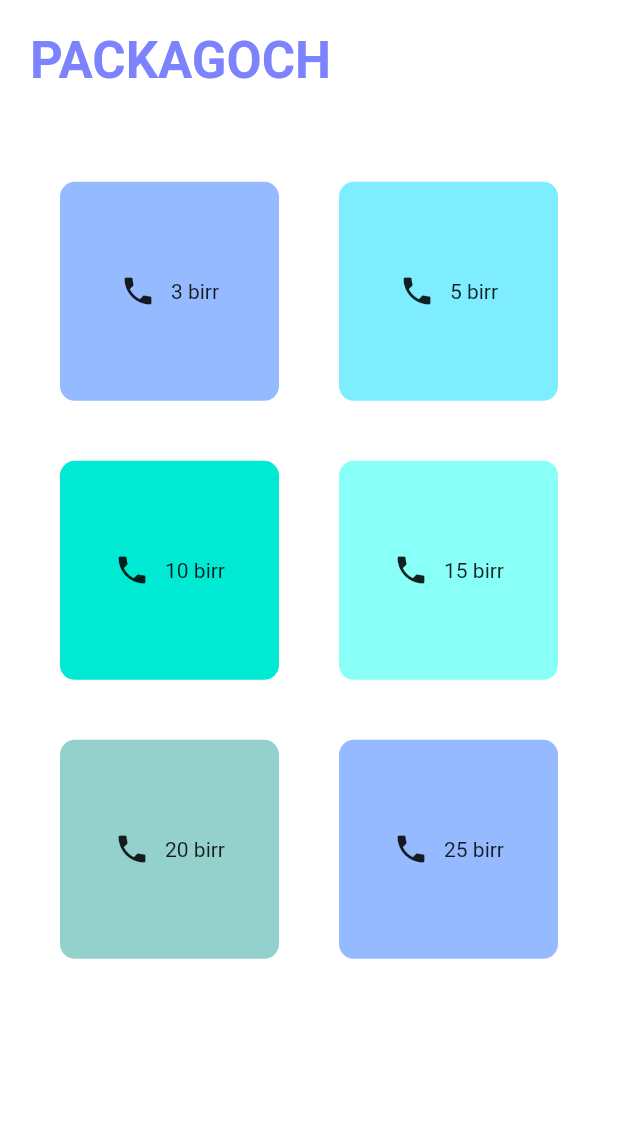
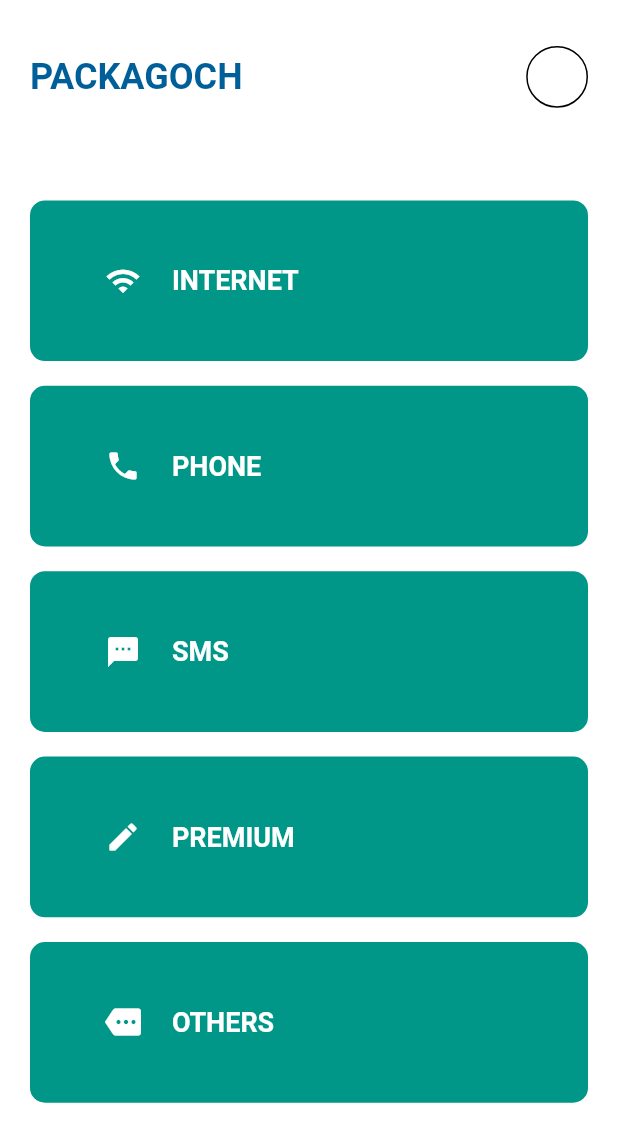
Before and after one commit to abentad/pr_phone_packager, a Flutter app: the screen it shows after launch, on a phone screen of 412 x 824 dp. Shown: the top 1142 px of the screen. Run offline on Flutter 3.47's test engine with Material 2 defaults, Android fonts, the light colour scheme and no system bars; our stand-ins replace get; missing offline and left inert: flutter_phone_direct_caller.

Commit message:
improved ui

```diff
--- /dev/null
+++ b/lib/models/user_data.dart
@@ -0,0 +1,6 @@
+import 'package:phone_packager/models/package.dart';
+
+class UserData {
+  late String phoneNumber;
+  late List<Package> listOfPackagesUsed;
+}
--- a/lib/root.dart
+++ b/lib/root.dart
@@ -10,28 +10,39 @@ class Root extends StatelessWidget {
     final size = MediaQuery.of(context).size;
 
     return Scaffold(
+      drawer: Drawer(),
       body: SafeArea(
         child: Container(
-          padding: const EdgeInsets.symmetric(horizontal: 20.0, vertical: 20.0),
           child: Column(
             crossAxisAlignment: CrossAxisAlignment.start,
             children: [
-              Text("PACKAGOCH", style: TextStyle(fontSize: 34.0, fontWeight: FontWeight.w600, color: Color(0xff7C83FD))),
-              // GridView.builder(gridDelegate: gridDelegate, itemBuilder: itemBuilder)
-              SizedBox(height: size.height * 0.05),
-              Expanded(
-                child: GridView(
-                  gridDelegate: SliverGridDelegateWithFixedCrossAxisCount(crossAxisCount: 2),
+              Container(
+                padding: const EdgeInsets.only(left: 20.0, right: 20.0, top: 10.0),
+                child: Row(
+                  mainAxisAlignment: MainAxisAlignment.spaceBetween,
+                  crossAxisAlignment: CrossAxisAlignment.center,
                   children: [
-                    buildCard(bgColor: Color(0xff96BAFF), ontap: () => _dialController.buyDaily3BirrInternetPackage(), text: "3 birr"),
-                    buildCard(bgColor: Color(0xff7DEDFF), ontap: () => _dialController.buyDaily5BirrInternetPackage(), text: "5 birr"),
-                    buildCard(bgColor: Color(0xff00EAD3), ontap: () {}, text: "10 birr"),
-                    buildCard(bgColor: Color(0xff88FFF7), ontap: () {}, text: "15 birr"),
-                    buildCard(bgColor: Color(0xff94D0CC), ontap: () {}, text: "20 birr"),
-                    buildCard(bgColor: Color(0xff96BAFF), ontap: () {}, text: "25 birr"),
+                    // Icon(Icons.menu, color: Colors.black, size: size.height * 0.05),
+                    Text("PACKAGOCH", style: TextStyle(color: Color(0xff005F99), fontSize: 24.0, fontWeight: FontWeight.bold)),
+                    Container(
+                      decoration: BoxDecoration(shape: BoxShape.circle, border: Border.all(color: Colors.black, width: 1.0)),
+                      height: size.height * 0.1,
+                      width: size.width * 0.1,
+                    ),
                   ],
                 ),
               ),
+              // GridView.builder(gridDelegate: gridDelegate, itemBuilder: itemBuilder)
+              SizedBox(height: size.height * 0.05),
+              buildCard(bgColor: Colors.teal, ontap: () {}, text: "INTERNET", size: size, iconData: Icons.wifi),
+              SizedBox(height: size.height * 0.02),
+              buildCard(bgColor: Colors.teal, ontap: () {}, text: "PHONE", size: size, iconData: Icons.phone),
+              SizedBox(height: size.height * 0.02),
+              buildCard(bgColor: Colors.teal, ontap: () {}, text: "SMS", size: size, iconData: Icons.sms),
+              SizedBox(height: size.height * 0.02),
+              buildCard(bgColor: Colors.teal, ontap: () {}, text: "PREMIUM", size: size, iconData: Icons.mode_rounded),
+              SizedBox(height: size.height * 0.02),
+              buildCard(bgColor: Colors.teal, ontap: () {}, text: "OTHERS", size: size, iconData: Icons.more),
             ],
           ),
         ),
@@ -39,22 +50,26 @@ class Root extends StatelessWidget {
     );
   }
 
-  Widget buildCard({required Color bgColor, required Function() ontap, required String text}) => InkWell(
+  Widget buildCard({required Color bgColor, required Function() ontap, required String text, required Size size, required IconData iconData}) => Padding(
+        padding: const EdgeInsets.symmetric(horizontal: 20.0),
+        child: InkWell(
           onTap: ontap,
           borderRadius: BorderRadius.circular(10.0),
           child: Container(
-          margin: const EdgeInsets.symmetric(vertical: 20.0, horizontal: 20.0),
+            padding: const EdgeInsets.only(left: 50),
+            height: size.height * 0.13,
             decoration: BoxDecoration(
               color: bgColor,
               borderRadius: BorderRadius.circular(10.0),
             ),
             child: Row(
-            mainAxisAlignment: MainAxisAlignment.center,
+              mainAxisAlignment: MainAxisAlignment.start,
               children: [
-              Icon(Icons.phone),
-              SizedBox(width: 10.0),
-              Text(text),
+                Icon(iconData, color: Colors.white),
+                SizedBox(width: size.width * 0.05),
+                Text(text, style: TextStyle(color: Colors.white, fontWeight: FontWeight.w600, fontSize: 18.0)),
               ],
+            ),
           ),
         ),
       );
--- a/pubspec.yaml
+++ b/pubspec.yaml
@@ -19,6 +19,7 @@ dependencies:
   get: ^4.1.4
   #for storing phone number
   shared_preferences: ^2.0.6
+  sqflite: ^2.0.0+3
 
 dev_dependencies:
   flutter_test:
```
Also changed, not shown: lib/models/package.dart (added, +75 -0 lines), pubspec.lock. Lines whose indentation alone changed are shown as unchanged.
